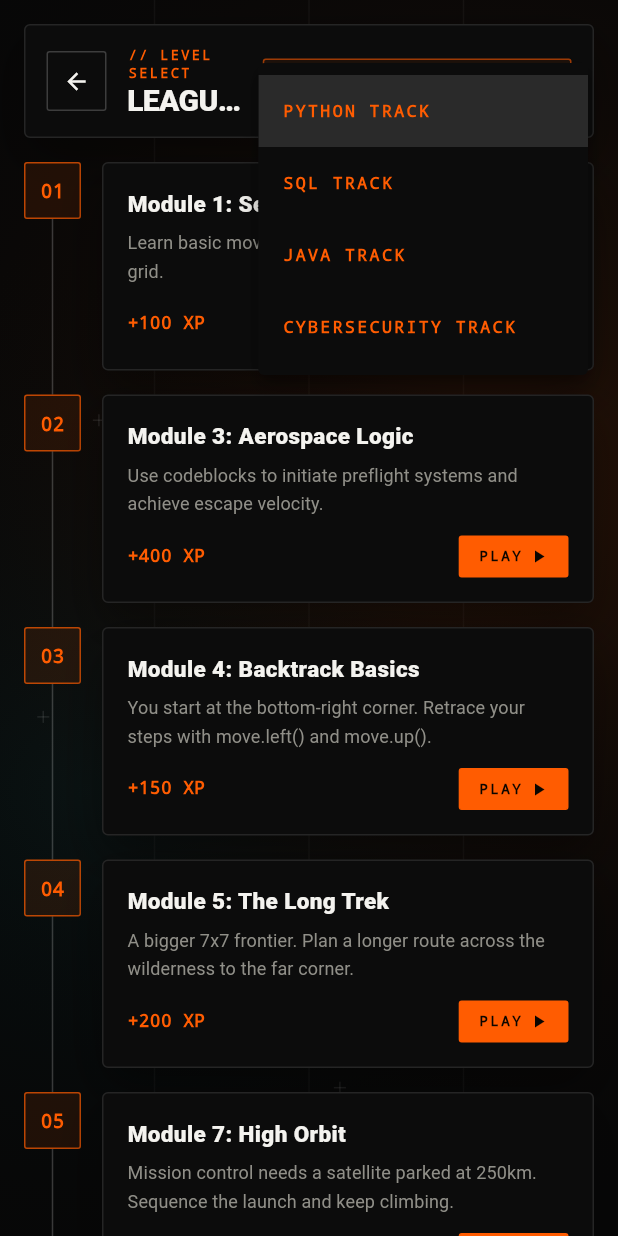
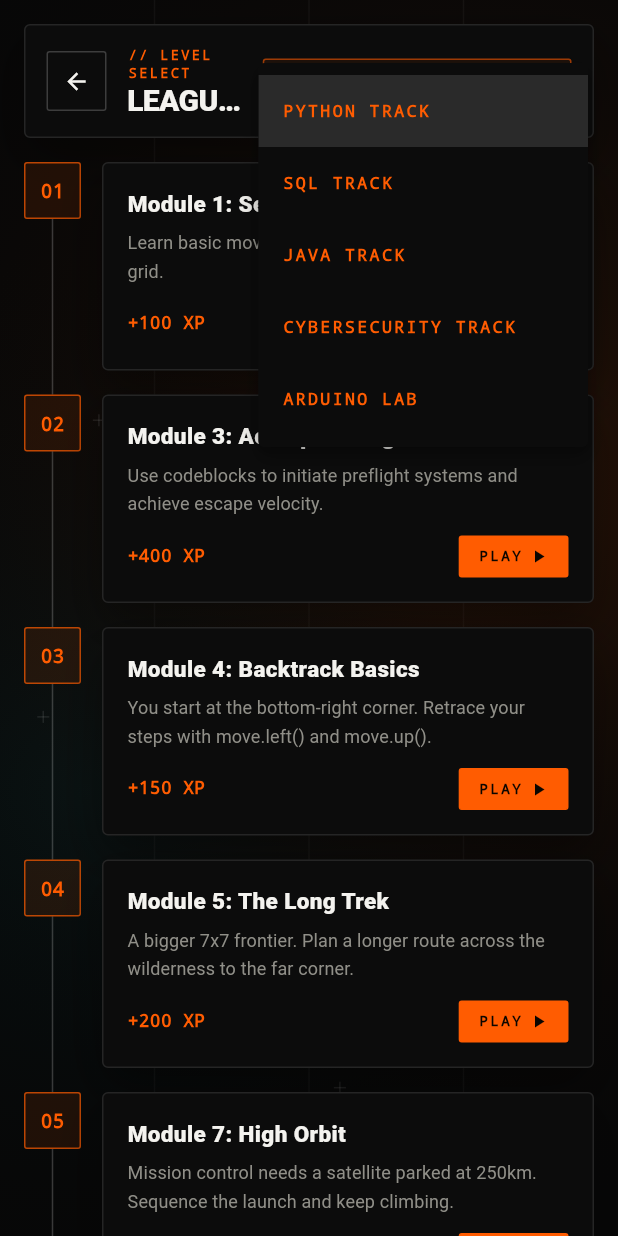
Before and after one commit to iamraaaey/Ngoding-Lok, a Flutter app: the LeagueMapScreen screen opened directly with empty values, after a tap on "PYTHON TRACK", on a phone screen of 412 x 824 dp. Run offline on Flutter 3.47's test engine with Material 3 defaults, Android fonts, the phone set to English and light mode, and no system bars; our stand-ins replace firebase_auth, firebase_core, google_sign_in, shared_preferences, web; missing offline and left inert: dart:ui_web; accounts and stored records are empty; network calls fail.

Commit message:
feat: add ESP32 Wokwi learning lab

```diff
--- a/lib/core/curriculum/curriculum.dart
+++ b/lib/core/curriculum/curriculum.dart
@@ -8,6 +8,24 @@ import 'module_type.dart';
 /// in-memory-only mock constraint of this port.
 class Curriculum {
   static const List<CurriculumModule> modules = [
+    CurriculumModule(
+      id: 'arduino-wokwi-starter',
+      type: ModuleType.arduinoSimulator,
+      track: LanguageTrack.arduino,
+      trackOrder: 1,
+      title: 'ESP32 Lab: HTTP API Request',
+      description:
+          'Connect to Wokwi-GUEST and fetch live JSON from a public web API.',
+      xpReward: 200,
+      hint:
+          'Press the green play button, then check the serial monitor for the HTTP status and JSON response.',
+      config: ArduinoSimulatorConfig(
+        projectUrl: 'https://wokwi.com/projects/377140251430773761',
+        instruction:
+            'Edit the sketch on the left, then run the simulation and observe the virtual hardware on the right.',
+      ),
+      initialCode: '',
+    ),
     CurriculumModule(
       id: 'cyber-warmup',
       type: ModuleType.cybersecurityRoom,
--- a/lib/core/curriculum/language_track.dart
+++ b/lib/core/curriculum/language_track.dart
@@ -3,7 +3,8 @@ enum LanguageTrack {
   python('Python Track', 'Python'),
   sql('SQL Track', 'SQL'),
   java('Java Track', 'Java'),
-  cybersecurity('Cybersecurity Track', 'Cyber');
+  cybersecurity('Cybersecurity Track', 'Cyber'),
+  arduino('Arduino Lab', 'Arduino');
 
   final String label;
 
--- a/lib/core/curriculum/module_config.dart
+++ b/lib/core/curriculum/module_config.dart
@@ -58,3 +58,15 @@ class CyberSecurityConfig extends ModuleConfig {
   final String roomAsset;
   const CyberSecurityConfig({required this.roomAsset});
 }
+
+/// Configuration for a Wokwi-hosted, hands-on hardware lesson. The simulator
+/// contains the code editor, circuit canvas, and run controls in one place.
+class ArduinoSimulatorConfig extends ModuleConfig {
+  final String projectUrl;
+  final String instruction;
+
+  const ArduinoSimulatorConfig({
+    required this.projectUrl,
+    required this.instruction,
+  });
+}
--- a/lib/core/curriculum/module_type.dart
+++ b/lib/core/curriculum/module_type.dart
@@ -1,2 +1,8 @@
 /// Identifies which game engine a [CurriculumModule] is played through.
-enum ModuleType { logicGrid, sqlTerminal, rocketFlight, cybersecurityRoom }
+enum ModuleType {
+  logicGrid,
+  sqlTerminal,
+  rocketFlight,
+  cybersecurityRoom,
+  arduinoSimulator,
+}
--- a/lib/core/social/code_golf.dart
+++ b/lib/core/social/code_golf.dart
@@ -119,6 +119,7 @@ class CodeGolf {
       LanguageTrack.sql => _sql,
       LanguageTrack.java => _java,
       LanguageTrack.cybersecurity => const <CodeGolfEntry>[],
+      LanguageTrack.arduino => const <CodeGolfEntry>[],
     };
     return [...list]..sort(
       (a, b) => a.bytes != b.bytes
--- a/lib/presentation/screens/root_orchestrator.dart
+++ b/lib/presentation/screens/root_orchestrator.dart
@@ -10,6 +10,7 @@ import '../../core/session/leaderboard.dart';
 import '../../core/session/user_session.dart';
 import '../../core/session/session_persistence.dart';
 import 'ad_screen.dart';
+import 'arduino_simulator_screen.dart';
 import 'auth_screen.dart';
 import 'code_golf_screen.dart';
 import 'cybersecurity_room_screen.dart';
@@ -237,6 +238,8 @@ class _RootOrchestratorState extends State<RootOrchestrator> {
               _updateUser(_user!.withCyberRoomProgress(module.id, progress)),
           onBadgeAwarded: (badge) => _updateUser(_user!.withBadge(badge)),
         );
+      case ModuleType.arduinoSimulator:
+        return ArduinoSimulatorScreen(module: module, onBack: _returnToHub);
     }
   }
 
--- a/lib/presentation/widgets/landing/landing_nav_bar.dart
+++ b/lib/presentation/widgets/landing/landing_nav_bar.dart
@@ -1,3 +1,5 @@
+import 'dart:math' as math;
+
 import 'package:flutter/material.dart';
 
 import '../../theme/landing_tokens.dart';
@@ -151,19 +153,7 @@ class _BrandLockup extends StatelessWidget {
       child: Row(
         mainAxisSize: MainAxisSize.min,
         children: [
-          Container(
-            width: 30,
-            height: 30,
-            decoration: const BoxDecoration(
-              color: LandingTokens.ember,
-              borderRadius: LandingTokens.smallRadius,
-            ),
-            child: const Icon(
-              Icons.terminal_rounded,
-              color: Color(0xFF0A0500),
-              size: 18,
-            ),
-          ),
+          const _AnimatedBrandMark(),
           if (!iconOnly) ...[
             const SizedBox(width: LandingTokens.space12),
             Text(
@@ -178,6 +168,116 @@ class _BrandLockup extends StatelessWidget {
           ],
         ],
       ),
+    );
+  }
+}
+
+/// Gives the terminal mark a quiet "live session" feel without competing
+/// with the navigation. Ambient motion is disabled for reduced-motion users.
+class _AnimatedBrandMark extends StatefulWidget {
+  const _AnimatedBrandMark();
+
+  @override
+  State<_AnimatedBrandMark> createState() => _AnimatedBrandMarkState();
+}
+
+class _AnimatedBrandMarkState extends State<_AnimatedBrandMark>
+    with SingleTickerProviderStateMixin {
+  late final AnimationController _controller;
+  bool _motionEnabled = true;
+
+  @override
+  void initState() {
+    super.initState();
+    _controller = AnimationController(
+      vsync: this,
+      duration: const Duration(milliseconds: 1800),
+    );
+  }
+
+  @override
+  void didChangeDependencies() {
+    super.didChangeDependencies();
+    final motionEnabled = !LandingTokens.reducedMotion(context);
+    if (_motionEnabled == motionEnabled && _controller.isAnimating) return;
+
+    _motionEnabled = motionEnabled;
+    if (_motionEnabled) {
+      _controller.repeat();
+    } else {
+      _controller.stop();
+      _controller.value = 0;
+    }
+  }
+
+  @override
+  void dispose() {
+    _controller.dispose();
+    super.dispose();
+  }
+
+  @override
+  Widget build(BuildContext context) {
+    return AnimatedBuilder(
+      animation: _controller,
+      child: const Icon(
+        Icons.terminal_rounded,
+        color: Color(0xFF0A0500),
+        size: 18,
+      ),
+      builder: (context, child) {
+        final phase = _motionEnabled ? _controller.value * math.pi * 2 : 0.0;
+        final pulse = (math.sin(phase) + 1) / 2;
+        final cursorOpacity = _motionEnabled
+            ? (math.sin(phase * 1.5) > 0 ? 1.0 : 0.25)
+            : 1.0;
+
+        return Transform.translate(
+          offset: Offset(0, -pulse * 1.2),
+          child: Transform.scale(
+            scale: 1 + pulse * 0.035,
+            child: Container(
+              width: 30,
+              height: 30,
+              decoration: BoxDecoration(
+                color: Color.lerp(
+                  LandingTokens.ember,
+                  LandingTokens.emberBright,
+                  pulse,
+                ),
+                borderRadius: LandingTokens.smallRadius,
+                boxShadow: [
+                  BoxShadow(
+                    color: LandingTokens.ember.withValues(
+                      alpha: 0.18 + pulse * 0.18,
+                    ),
+                    blurRadius: 8 + pulse * 8,
+                    spreadRadius: pulse * 0.5,
+                  ),
+                ],
+              ),
+              child: Stack(
+                alignment: Alignment.center,
+                children: [
+                  child!,
+                  Positioned(
+                    right: 6,
+                    bottom: 7,
+                    child: Opacity(
+                      opacity: cursorOpacity,
+                      child: Container(
+                        width: 3,
+                        height: 1.5,
+                        color: const Color(0xFF0A0500),
+                      ),
+                    ),
+                  ),
+                ],
+              ),
+            ),
+          ),
+        );
+      },
     );
   }
 }
@@ -230,9 +330,7 @@ class _NavLinkState extends State<_NavLink> {
             fontSize: 11,
             color: _hovered ? LandingTokens.ember : LandingTokens.textMuted,
           ),
-          child: Text(
-            '${_hovered ? '/' : ''}${widget.label.toUpperCase()}',
-          ),
+          child: Text('${_hovered ? '/' : ''}${widget.label.toUpperCase()}'),
         ),
       ),
     );
@@ -272,10 +370,7 @@ class _CompactNavigation extends StatelessWidget {
           _item(_NavDestination.howItWorks, 'HOW IT WORKS'),
           _item(_NavDestination.signIn, 'SIGN IN'),
         ],
-        icon: const Icon(
-          Icons.menu_rounded,
-          color: LandingTokens.textPrimary,
-        ),
+        icon: const Icon(Icons.menu_rounded, color: LandingTokens.textPrimary),
       ),
     );
   }
--- a/lib/presentation/widgets/module_card.dart
+++ b/lib/presentation/widgets/module_card.dart
@@ -20,6 +20,7 @@ class ModuleCard extends StatelessWidget {
     ModuleType.sqlTerminal => Icons.storage,
     ModuleType.rocketFlight => Icons.rocket_launch,
     ModuleType.cybersecurityRoom => Icons.shield_outlined,
+    ModuleType.arduinoSimulator => Icons.memory_rounded,
   };
 
   Color get _accent => switch (module.type) {
@@ -27,6 +28,7 @@ class ModuleCard extends StatelessWidget {
     ModuleType.sqlTerminal => DoodlePalette.purple,
     ModuleType.rocketFlight => DoodlePalette.orange,
     ModuleType.cybersecurityRoom => DoodlePalette.green,
+    ModuleType.arduinoSimulator => DoodlePalette.blue,
   };
 
   @override
--- /dev/null
+++ b/lib/presentation/widgets/wokwi_embed.dart
@@ -0,0 +1 @@
+export 'wokwi_embed_stub.dart' if (dart.library.html) 'wokwi_embed_web.dart';
--- a/pubspec.yaml
+++ b/pubspec.yaml
@@ -46,6 +46,9 @@ dependencies:
   shared_preferences: ^2.2.0
   firebase_core: ^4.12.1
   firebase_auth: ^6.5.6
+
+  # Typed browser DOM APIs for the web-only Wokwi iframe.
+  web: ^1.1.1
 
 dev_dependencies:
   flutter_test:
```
Also changed, not shown: lib/presentation/screens/arduino_simulator_screen.dart (added, +173 -0 lines), lib/presentation/widgets/wokwi_embed_stub.dart (added, +32 -0 lines), lib/presentation/widgets/wokwi_embed_web.dart (added, +38 -0 lines), pubspec.lock.
